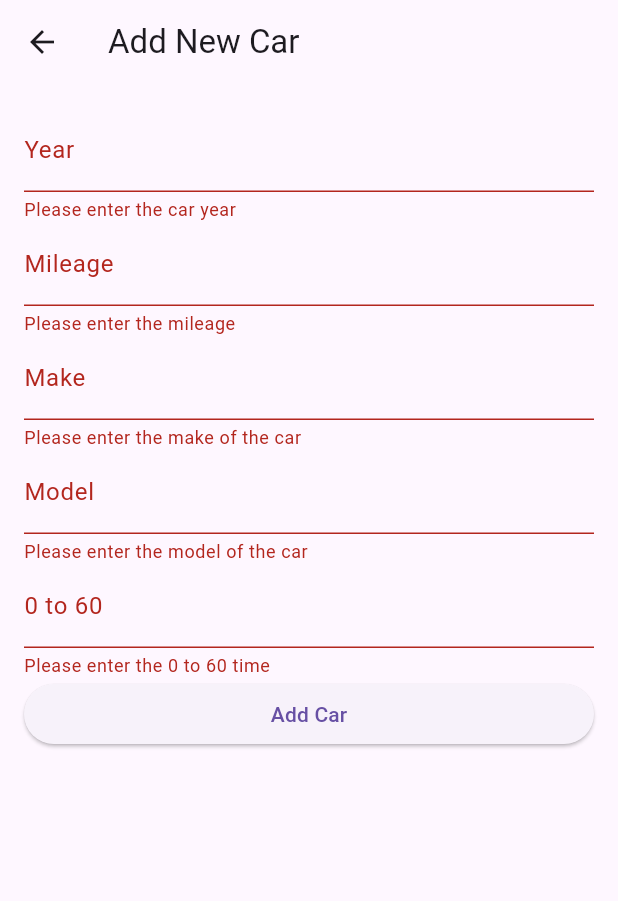
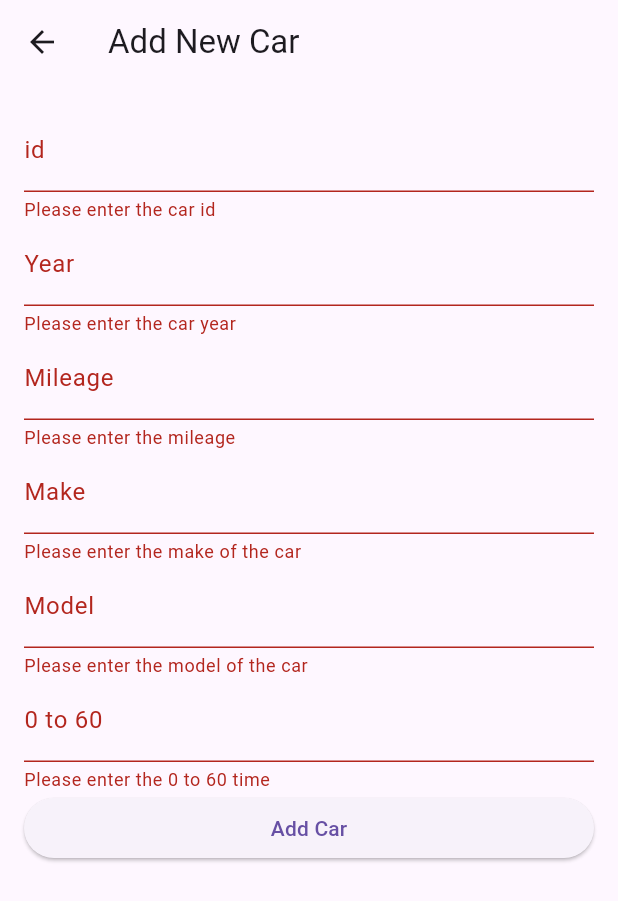
Before and after one commit to wertylu/FluttershyLab1, a Flutter app: the AddCarFormPage screen opened directly, after a tap on "Add Car", on a phone screen of 412 x 824 dp. Shown: the top 901 px of the screen. Run offline on Flutter 3.47's test engine with Material 3 defaults, Android fonts, the phone set to English and light mode, and no system bars; our stand-ins replace connectivity_plus, shared_preferences; accounts and stored records are empty.

Commit message:
added lab5

```diff
--- a/lib/carstat/app/add_car_form.dart
+++ b/lib/carstat/app/add_car_form.dart
@@ -11,6 +11,7 @@ class AddCarFormPage extends StatefulWidget {
 
 class _AddCarFormPageState extends State<AddCarFormPage> {
   final _formKey = GlobalKey<FormState>();
+  final _idController = TextEditingController();
   final _yearController = TextEditingController();
   final _mileageController = TextEditingController();
   final _makeController = TextEditingController();
@@ -20,15 +21,17 @@ class _AddCarFormPageState extends State<AddCarFormPage> {
   void _submitForm() {
     if (_formKey.currentState!.validate()) {
       final newCar = Car(
+        id: int.parse(_idController.text),
         year: int.parse(_yearController.text),
         mileage: int.parse(_mileageController.text),
         make: _makeController.text,
         model: _modelController.text,
-        zeroToSixty: double.parse(_zeroToSixtyController.text),
+        zero_to_sixty: double.parse(_zeroToSixtyController.text),
       );
 
       CarService().addCar(newCar).then((_) => Navigator.pop(context));
     }
+
   }
 
   @override
@@ -40,6 +43,17 @@ class _AddCarFormPageState extends State<AddCarFormPage> {
         child: ListView(
           padding: const EdgeInsets.all(16),
           children: [
+            TextFormField(
+              decoration: const InputDecoration(labelText: 'id'),
+              controller: _idController,
+              keyboardType: TextInputType.number,
+              validator: (value) {
+                if (value == null || value.isEmpty) {
+                  return 'Please enter the car id';
+                }
+                return null;
+              },
+            ),
             TextFormField(
               decoration: const InputDecoration(labelText: 'Year'),
               controller: _yearController,
--- a/lib/carstat/app/login.dart
+++ b/lib/carstat/app/login.dart
@@ -31,7 +31,7 @@ class _LoginPageState extends State<LoginPage> {
         return AlertDialog(
           title: const Text('No Internet Connection'),
           content: const Text('You are not connected to the internet. '
-              'Please check your connection and try again.'),
+              'Please check your connection.'),
           actions: [
             TextButton(
               child: const Text('OK'),
--- a/lib/carstat/app/profile.dart
+++ b/lib/carstat/app/profile.dart
@@ -84,7 +84,7 @@ class _UserProfilePageState extends State<ProfilePage> {
         actions: [
           TextButton(
             onPressed: _showLogoutConfirmationDialog,
-            child: const Text('Log Out'),
+            child: const Text('Log Out',style: TextStyle(color: Colors.white),),
           ),
         ],
       ),
@@ -132,7 +132,7 @@ class _UserProfilePageState extends State<ProfilePage> {
           ],
         )
             : const Column(),
-      ),// Use the separated ProfileBody widget
+      ),
     );
   }
 }
--- a/lib/carstat/logic/models/car.dart
+++ b/lib/carstat/logic/models/car.dart
@@ -1,31 +1,35 @@
 class Car {
+  int id;
   int year;
   int mileage;
   String make;
   String model;
-  double zeroToSixty;
+  double zero_to_sixty;
 
   Car({
+    required this.id,
+    required this.make,
+    required this.model,
     required this.year,
     required this.mileage,
-    required this.make,
-    required this.model,
-    required this.zeroToSixty,
+    required this.zero_to_sixty,
   });
 
   Map<String, dynamic> toJson() => {
+    'id': id,
+    'make': make,
+    'model': model,
     'year': year,
     'mileage': mileage,
-    'make': make,
-    'model': model,
-    'zeroToSixty': zeroToSixty,
+    'zero_to_sixty': zero_to_sixty,
   };
 
   static Car fromJson(Map<String, dynamic> json) => Car(
+    id: json['id'] as int,
+    make: json['make'] as String,
+    model: json['model'] as String,
     year: json['year'] as int,
     mileage: json['mileage'] as int,
-    make: json['make'] as String,
-    model: json['model'] as String,
-    zeroToSixty: json['zeroToSixty'] as double,
+    zero_to_sixty: json['zero_to_sixty'] as double,
   );
 }
--- /dev/null
+++ b/lib/carstat/logic/services/car/car_local_storage.dart
@@ -0,0 +1,43 @@
+import 'dart:convert';
+import 'package:my_project/carstat/logic/models/car.dart';
+import 'package:shared_preferences/shared_preferences.dart';
+
+class CarLocalStorage {
+  static const _carDataKey = 'carData';
+
+  Future<void> post(Car data) async {
+    final prefs = await SharedPreferences.getInstance();
+    final List<Car> dataList = await getAll();
+
+    dataList.add(data);
+    final List<String> jsonDataList =
+        dataList.map((data) => jsonEncode(data.toJson())).toList();
+    await prefs.setStringList(_carDataKey, jsonDataList);
+  }
+
+  Future<List<Car>> getAll() async {
+    final prefs = await SharedPreferences.getInstance();
+    final List<String>? jsonDataList = prefs.getStringList(_carDataKey);
+
+    if (jsonDataList == null) return [];
+    return jsonDataList
+        .map((jsonData) =>
+            Car.fromJson(jsonDecode(jsonData) as Map<String, dynamic>))
+        .toList();
+  }
+
+  Future<void> delete(int id) async {
+    final prefs = await SharedPreferences.getInstance();
+    final List<Car> dataList = await getAll();
+    dataList.removeWhere((data) => data.id == id);
+
+    final List<String> jsonDataList =
+        dataList.map((data) => jsonEncode(data.toJson())).toList();
+    await prefs.setStringList(_carDataKey, jsonDataList);
+  }
+
+  Future<void> clearAll() async {
+    final prefs = await SharedPreferences.getInstance();
+    await prefs.remove(_carDataKey);
+  }
+}
```
Also changed, not shown: lib/carstat/app/autologin_page.dart (+35 -27 lines), lib/carstat/app/home_page.dart (+16 -17 lines), lib/carstat/logic/services/authentication/authenication_service.dart (+49 -10 lines), lib/carstat/logic/services/car/car_service.dart (+65 -22 lines), pubspec.yaml (+2 -5 lines), pubspec.lock.
